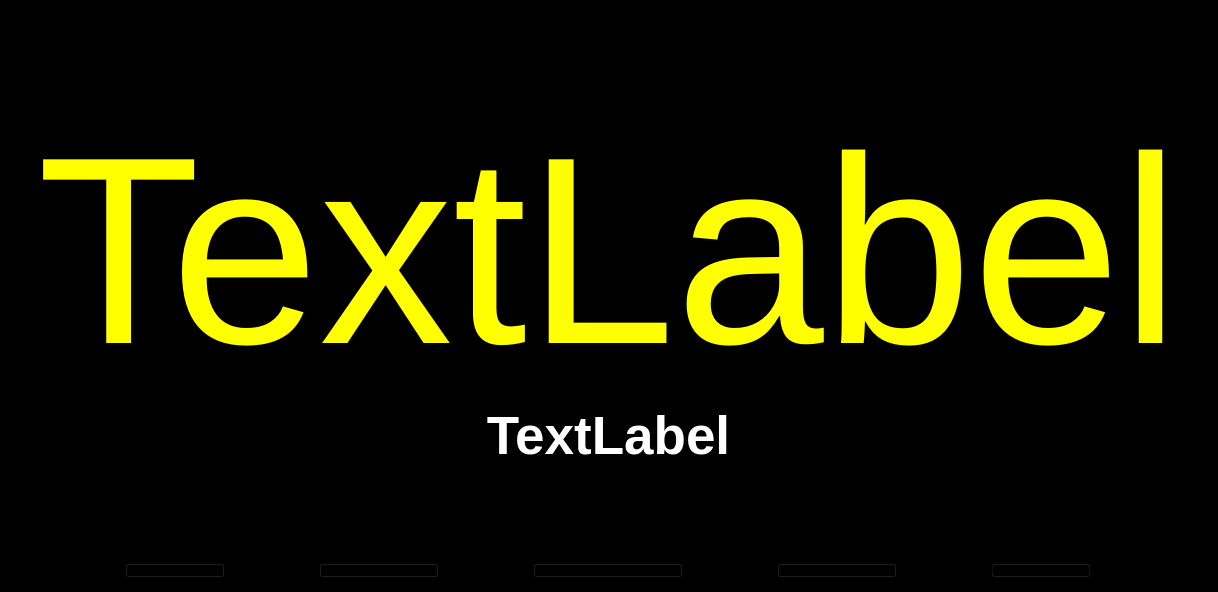
The window that cronometro.ui (frangallardop/cronometro-clf) describes before a commit, drawn with Qt 5.
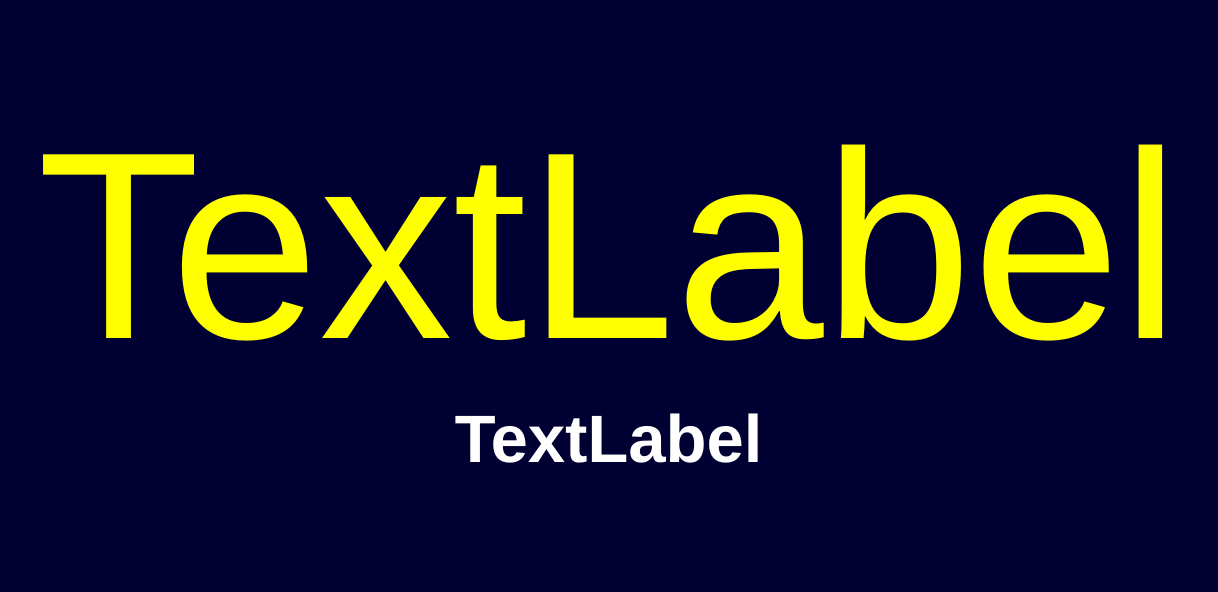
The same window after the commit.

Commit message: Cronometro con audio definitivo. Ocupa toda la pantalla al desplegarse.

What changed in the file:
```diff
--- a/cronometro.ui
+++ b/cronometro.ui
@@ -32,7 +32,7 @@
    <string/>
   </property>
   <property name="styleSheet">
-   <string notr="true">background-color: rgb(0, 0, 0);</string>
+   <string notr="true">background-color: rgb(0, 0, 50);</string>
   </property>
   <layout class="QGridLayout" name="gridLayout">
    <item row="4" column="1">
@@ -45,7 +45,7 @@
      </property>
      <property name="font">
       <font>
-       <pointsize>200</pointsize>
+       <pointsize>220</pointsize>
       </font>
      </property>
      <property name="styleSheet">
@@ -102,7 +102,7 @@
     <widget class="QLabel" name="labelEstado">
      <property name="font">
       <font>
-       <pointsize>40</pointsize>
+       <pointsize>50</pointsize>
        <weight>75</weight>
        <bold>true</bold>
       </font>
@@ -131,148 +131,18 @@
      </property>
     </spacer>
    </item>
-   <item row="7" column="1">
-    <layout class="QHBoxLayout" name="horizontalLayout_6">
-     <item>
-      <widget class="QPushButton" name="btn_stop">
-       <property name="enabled">
-        <bool>false</bool>
-       </property>
-       <property name="maximumSize">
-        <size>
-         <width>100</width>
-         <height>15</height>
-        </size>
-       </property>
-       <property name="font">
-        <font>
-         <pointsize>8</pointsize>
-         <weight>50</weight>
-         <bold>false</bold>
-        </font>
-       </property>
-       <property name="styleSheet">
-        <string notr="true">color: rgb(0, 0, 0);
-background-color: rgb(0,0, 0);</string>
-       </property>
-       <property name="text">
-        <string>Reset current clock</string>
-       </property>
-      </widget>
-     </item>
-     <item>
-      <widget class="QPushButton" name="btn_start">
-       <property name="enabled">
-        <bool>false</bool>
-       </property>
-       <property name="maximumSize">
-        <size>
-         <width>120</width>
-         <height>15</height>
-        </size>
-       </property>
-       <property name="font">
-        <font>
-         <pointsize>11</pointsize>
-         <weight>50</weight>
-         <bold>false</bold>
-        </font>
-       </property>
-       <property name="styleSheet">
-        <string notr="true">/*color: rgb(255, 255, 255);
-background-color: rgb(85, 85, 85);*/
-color: rgb(0, 0, 0);
-background-color: rgb(0,0, 0);</string>
-       </property>
-       <property name="text">
-        <string>Start</string>
-       </property>
-      </widget>
-     </item>
-     <item>
-      <widget class="QPushButton" name="btn_back">
-       <property name="enabled">
-        <bool>false</bool>
-       </property>
-       <property name="maximumSize">
-        <size>
-         <width>150</width>
-         <height>15</height>
-        </size>
-       </property>
-       <property name="font">
-        <font>
-         <pointsize>11</pointsize>
-        </font>
-       </property>
-       <property name="styleSheet">
-        <string notr="true">/*color: rgb(255, 255, 255);
-background-color: rgb(85, 85, 85);*/
-color: rgb(0, 0, 0);
-background-color: rgb(0,0, 0);</string>
-       </property>
-       <property name="text">
-        <string>Nuevo combate</string>
-       </property>
-      </widget>
-     </item>
-     <item>
-      <widget class="QPushButton" name="btn_exit">
-       <property name="enabled">
-        <bool>false</bool>
-       </property>
-       <property name="maximumSize">
-        <size>
-         <width>120</width>
-         <height>15</height>
-        </size>
-       </property>
-       <property name="font">
-        <font>
-         <pointsize>11</pointsize>
-         <weight>50</weight>
-         <bold>false</bold>
-        </font>
-       </property>
-       <property name="styleSheet">
-        <string notr="true">/*color: rgb(255, 255, 255);
-background-color: rgb(85, 85, 85);*/
-color: rgb(0, 0, 0);
-background-color: rgb(0,0, 0);</string>
-       </property>
-       <property name="text">
-        <string>Exit</string>
-       </property>
-      </widget>
-     </item>
-     <item>
-      <widget class="QPushButton" name="btn_reset">
-       <property name="enabled">
-        <bool>false</bool>
-       </property>
-       <property name="maximumSize">
-        <size>
-         <width>100</width>
-         <height>15</height>
-        </size>
-       </property>
-       <property name="font">
-        <font>
-         <pointsize>8</pointsize>
-         <weight>50</weight>
-         <bold>false</bold>
-        </font>
-       </property>
-       <property name="styleSheet">
-        <string notr="true">color: rgb(0, 0, 0);
-background-color: rgb(0, 0, 0);</string>
-       </property>
-       <property name="text">
-        <string>Restart current clock</string>
-       </property>
-      </widget>
-     </item>
-    </layout>
+   <item row="0" column="1">
+    <spacer name="verticalSpacer">
+     <property name="orientation">
+      <enum>Qt::Vertical</enum>
+     </property>
+     <property name="sizeHint" stdset="0">
+      <size>
+       <width>20</width>
+       <height>40</height>
+      </size>
+     </property>
+    </spacer>
    </item>
   </layout>
  </widget>
```
Left out of the diff: 84 changed lines with no effect on the pictures. The commit also changes 5 other files.
